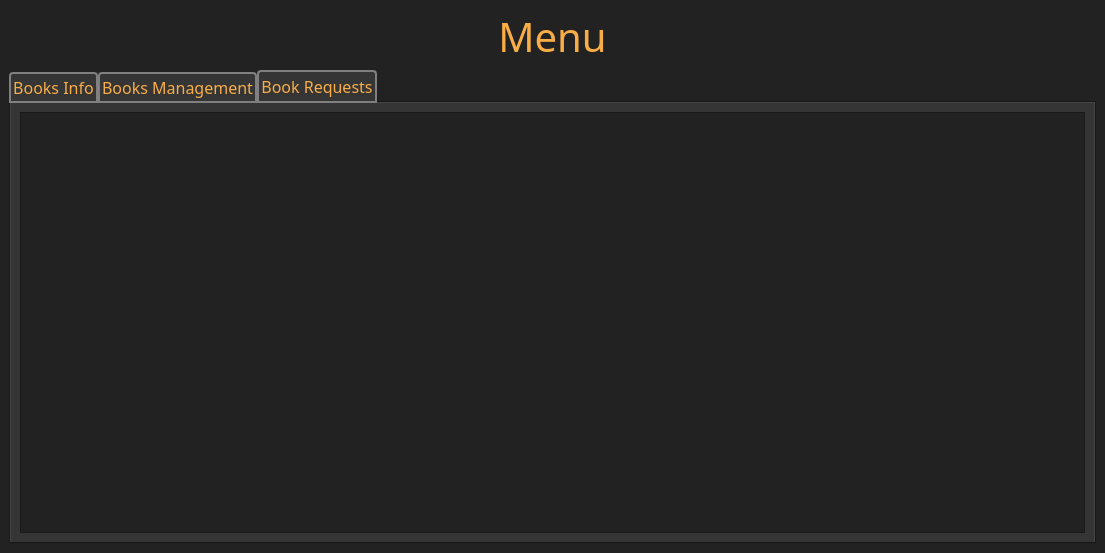
This is mainwindow.ui in DistroRickDev/lms_oop_qt as Qt 5 draws it before an edit. The edited form follows.
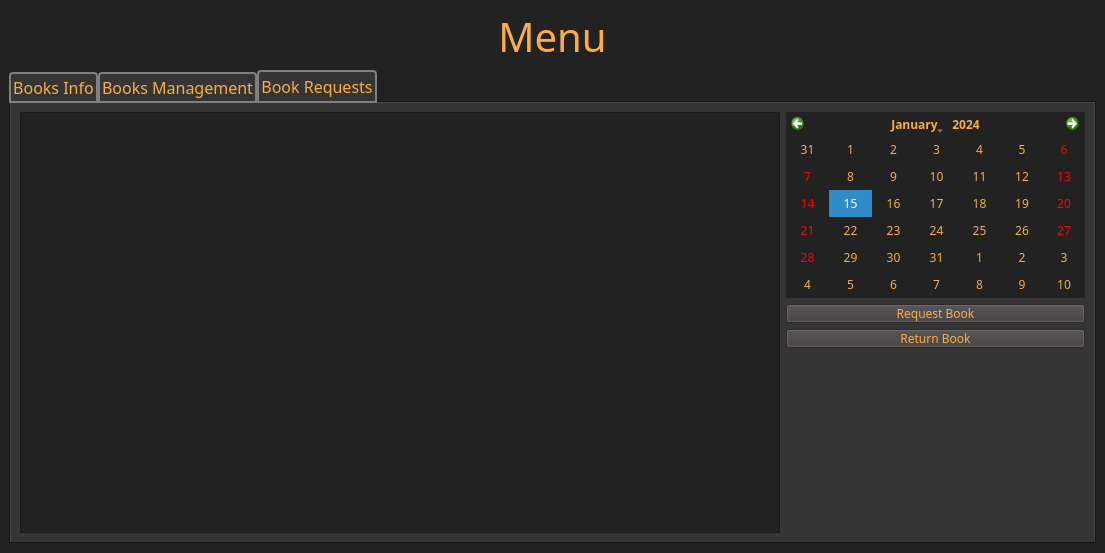
This is the edited form. The open tabs and pages were chosen to show the change.

```diff
--- a/mainwindow.ui
+++ b/mainwindow.ui
@@ -730,9 +730,106 @@
          <attribute name="title">
           <string>Book Requests</string>
          </attribute>
-         <layout class="QHBoxLayout" name="horizontalLayout_25">
+         <layout class="QHBoxLayout" name="horizontalLayout_26">
           <item>
-           <widget class="QTableWidget" name="reqTable"/>
+           <layout class="QHBoxLayout" name="horizontalLayout_25">
+            <item>
+             <widget class="QTableWidget" name="reqTable">
+              <property name="minimumSize">
+               <size>
+                <width>760</width>
+                <height>200</height>
+               </size>
+              </property>
+              <property name="selectionMode">
+               <enum>QAbstractItemView::SingleSelection</enum>
+              </property>
+              <attribute name="horizontalHeaderMinimumSectionSize">
+               <number>183</number>
+              </attribute>
+              <attribute name="horizontalHeaderDefaultSectionSize">
+               <number>183</number>
+              </attribute>
+              <attribute name="horizontalHeaderHighlightSections">
+               <bool>false</bool>
+              </attribute>
+              <attribute name="verticalHeaderHighlightSections">
+               <bool>false</bool>
+              </attribute>
+             </widget>
+            </item>
+            <item>
+             <layout class="QVBoxLayout" name="verticalLayout_7">
+              <item>
+               <widget class="QCalendarWidget" name="reqCalendar">
+                <property name="enabled">
+                 <bool>true</bool>
+                </property>
+                <property name="maximumSize">
+                 <size>
+                  <width>300</width>
+                  <height>300</height>
+                 </size>
+                </property>
+                <property name="firstDayOfWeek">
+                 <enum>Qt::Sunday</enum>
+                </property>
+                <property name="gridVisible">
+                 <bool>false</bool>
+                </property>
+                <property name="horizontalHeaderFormat">
+                 <enum>QCalendarWidget::NoHorizontalHeader</enum>
+                </property>
+                <property name="verticalHeaderFormat">
+                 <enum>QCalendarWidget::NoVerticalHeader</enum>
+                </property>
+                <property name="dateEditEnabled">
+                 <bool>false</bool>
+                </property>
+               </widget>
+              </item>
+              <item>
+               <widget class="QPushButton" name="reqBookBtn">
+                <property name="maximumSize">
+                 <size>
+                  <width>300</width>
+                  <height>60</height>
+                 </size>
+                </property>
+                <property name="text">
+                 <string>Request Book</string>
+                </property>
+               </widget>
+              </item>
+              <item>
+               <widget class="QPushButton" name="returnBookBtn">
+                <property name="maximumSize">
+                 <size>
+                  <width>300</width>
+                  <height>60</height>
+                 </size>
+                </property>
+                <property name="text">
+                 <string>Return Book</string>
+                </property>
+               </widget>
+              </item>
+              <item>
+               <spacer name="verticalSpacer_2">
+                <property name="orientation">
+                 <enum>Qt::Vertical</enum>
+                </property>
+                <property name="sizeHint" stdset="0">
+                 <size>
+                  <width>20</width>
+                  <height>40</height>
+                 </size>
+                </property>
+               </spacer>
+              </item>
+             </layout>
+            </item>
+           </layout>
           </item>
          </layout>
         </widget>
```
Left out of the diff: 7 changed lines with no effect on the pictures.
